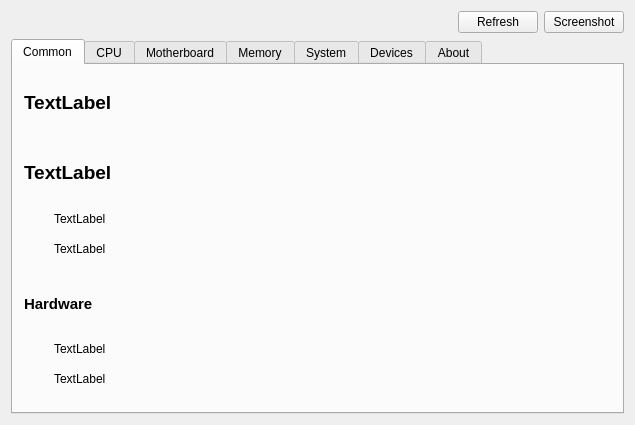
Qt form projects/qlSysInfo/systeminfo.ui (andr7e/my-repository) before a commit.
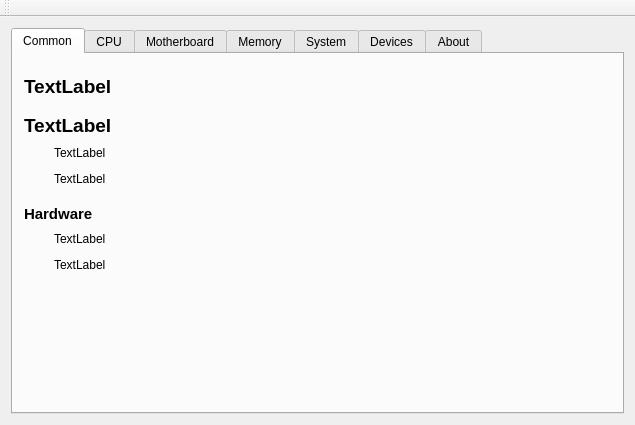
The same form after that commit.

Diff of the .ui file:
```diff
--- a/projects/qlSysInfo/systeminfo.ui
+++ b/projects/qlSysInfo/systeminfo.ui
@@ -17,37 +17,6 @@
    <layout class="QHBoxLayout" name="horizontalLayout_2">
     <item>
      <layout class="QVBoxLayout" name="verticalLayout_4">
-      <item>
-       <layout class="QHBoxLayout" name="horizontalLayout">
-        <item>
-         <spacer name="horizontalSpacer_5">
-          <property name="orientation">
-           <enum>Qt::Horizontal</enum>
-          </property>
-          <property name="sizeHint" stdset="0">
-           <size>
-            <width>40</width>
-            <height>20</height>
-           </size>
-          </property>
-         </spacer>
-        </item>
-        <item>
-         <widget class="QPushButton" name="refreshButton">
-          <property name="text">
-           <string>Refresh</string>
-          </property>
-         </widget>
-        </item>
-        <item>
-         <widget class="QPushButton" name="shotButton">
-          <property name="text">
-           <string>Screenshot</string>
-          </property>
-         </widget>
-        </item>
-       </layout>
-      </item>
       <item>
        <widget class="QTabWidget" name="tabWidget">
         <property name="currentIndex">
@@ -60,6 +29,22 @@
          <layout class="QVBoxLayout" name="verticalLayout_3">
           <item>
            <layout class="QVBoxLayout" name="verticalLayout">
+            <item>
+             <spacer name="verticalSpacer_6">
+              <property name="orientation">
+               <enum>Qt::Vertical</enum>
+              </property>
+              <property name="sizeType">
+               <enum>QSizePolicy::Minimum</enum>
+              </property>
+              <property name="sizeHint" stdset="0">
+               <size>
+                <width>20</width>
+                <height>10</height>
+               </size>
+              </property>
+             </spacer>
+            </item>
             <item>
              <widget class="QLabel" name="label_com1">
               <property name="text">
@@ -231,6 +216,19 @@
             </item>
            </layout>
           </item>
+          <item>
+           <spacer name="verticalSpacer_5">
+            <property name="orientation">
+             <enum>Qt::Vertical</enum>
+            </property>
+            <property name="sizeHint" stdset="0">
+             <size>
+              <width>20</width>
+              <height>40</height>
+             </size>
+            </property>
+           </spacer>
+          </item>
          </layout>
         </widget>
         <widget class="QWidget" name="tab_2">
@@ -620,6 +618,17 @@
     </item>
    </layout>
   </widget>
+  <widget class="QToolBar" name="toolBar">
+   <property name="windowTitle">
+    <string>toolBar</string>
+   </property>
+   <attribute name="toolBarArea">
+    <enum>TopToolBarArea</enum>
+   </attribute>
+   <attribute name="toolBarBreak">
+    <bool>false</bool>
+   </attribute>
+  </widget>
   <action name="actionAbout">
    <property name="text">
     <string>About</string>
```
Left out of the diff: 173 changed lines with no effect on the pictures.
